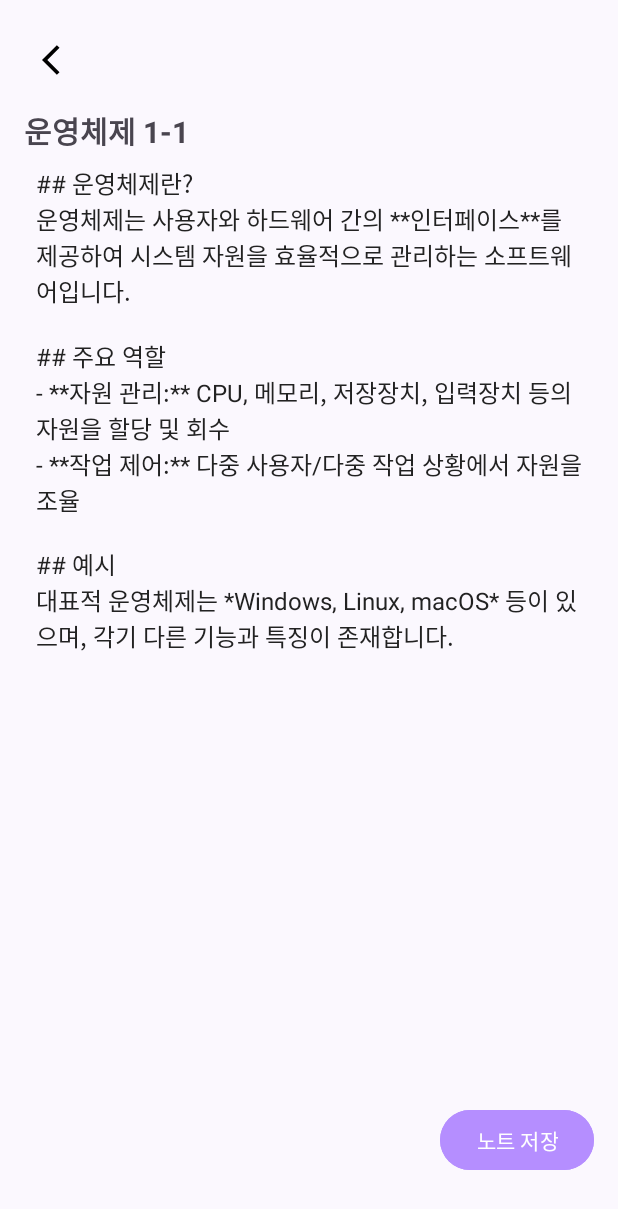
After one commit to O-GAMJA/Tokkit_Frontend, an Android app: the NoteMarkdownActivity screen opened directly, with no data from a screen before it, on a phone screen of 412 x 824 dp. The commit adds this screen. Shown: the top 1209 px of the screen. Run offline under Robolectric (Android 15) with nearby library versions, the phone set to English and light mode, and no system bars; libraries missing offline, so code that uses them is left out: io.noties.markwon; 4 statements that could not run were skipped.

Commit message:
:sparkles: [#10] 노트 편집 화면 구현 (+ 마크다운 에디터 이용 )

```diff
--- a/app/build.gradle.kts
+++ b/app/build.gradle.kts
@@ -61,4 +61,9 @@ dependencies {
 
     // Lottie
     implementation("com.airbnb.android:lottie:6.1.0")
+
+    // markdown
+    implementation ("io.noties.markwon:core:4.6.2")
+    implementation ("io.noties.markwon:editor:4.6.2")
+
 }
--- a/app/src/main/AndroidManifest.xml
+++ b/app/src/main/AndroidManifest.xml
@@ -24,6 +24,7 @@
         <activity android:name=".AttachReferenceActivity"/>
         <activity android:name=".ChatActivity"/>
         <activity android:name=".ChatTextActivity"/>
+        <activity android:name=".NoteMarkdownActivity"/>
     </application>
 
 </manifest>
--- a/app/src/main/java/com/example/tokkit/ChatActivity.kt
+++ b/app/src/main/java/com/example/tokkit/ChatActivity.kt
@@ -73,8 +73,8 @@ class ChatActivity : AppCompatActivity() {
         // 📒 노트 생성 버튼
         binding.btnCreateNote.setOnClickListener {
             // TODO: 생성된 노트를 저장하고 다음 화면으로 넘김
-//            val intent = Intent(this, NoteResultActivity::class.java)
-//            startActivity(intent)
+            val intent = Intent(this, NoteMarkdownActivity::class.java)
+            startActivity(intent)
         }
     }
 }
--- /dev/null
+++ b/app/src/main/java/com/example/tokkit/NoteMarkdownActivity.kt
@@ -0,0 +1,61 @@
+package com.example.tokkit
+
+import android.os.Bundle
+import android.text.Editable
+import android.text.TextWatcher
+import android.widget.Toast
+import androidx.appcompat.app.AppCompatActivity
+import com.example.tokkit.databinding.ActivityNoteMarkdownBinding
+import io.noties.markwon.Markwon
+import io.noties.markwon.editor.MarkwonEditor
+import io.noties.markwon.editor.MarkwonEditorTextWatcher
+import java.util.concurrent.Executors
+
+class NoteMarkdownActivity : AppCompatActivity() {
+    private lateinit var binding: ActivityNoteMarkdownBinding
+
+    override fun onCreate(savedInstanceState: Bundle?) {
+        super.onCreate(savedInstanceState)
+        binding = ActivityNoteMarkdownBinding.inflate(layoutInflater)
+        setContentView(binding.root)
+
+        // Markwon 기본 설정
+        val markwon = Markwon.create(this)
+        val editor = MarkwonEditor.create(markwon)
+
+        // 마크다운 TextWatcher 적용 (실시간 하이라이팅)
+        val textWatcher = MarkwonEditorTextWatcher.withPreRender(
+            editor,
+            Executors.newCachedThreadPool(),
+            binding.markdownEditor
+        )
+
+        // 텍스트 변경 리스너 연결
+        binding.markdownEditor.addTextChangedListener(textWatcher)
+
+        // 초기값 마크다운 입력
+        binding.markdownEditor.setText(
+            """
+            ## 운영체제란?
+            운영체제는 사용자와 하드웨어 간의 **인터페이스**를 제공하여 시스템 자원을 효율적으로 관리하는 소프트웨어입니다.
+
+            ## 주요 역할
+            - **자원 관리:** CPU, 메모리, 저장장치, 입력장치 등의 자원을 할당 및 회수
+            - **작업 제어:** 다중 사용자/다중 작업 상황에서 자원을 조율
+
+            ## 예시
+            대표적 운영체제는 *Windows, Linux, macOS* 등이 있으며, 각기 다른 기능과 특징이 존재합니다.
+            """.trimIndent()
+        )
+
+        // 뒤로가기
+        binding.btnBack.setOnClickListener { finish() }
+
+        // 저장 버튼
+        binding.btnSave.setOnClickListener {
+            val noteContent = binding.markdownEditor.text.toString()
+            Toast.makeText(this, "노트가 저장되었습니다.", Toast.LENGTH_SHORT).show()
+            // TODO: 저장 로직 구현
+        }
+    }
+}
--- /dev/null
+++ b/app/src/main/res/layout/activity_note_markdown.xml
@@ -0,0 +1,65 @@
+<?xml version="1.0" encoding="utf-8"?>
+<androidx.constraintlayout.widget.ConstraintLayout
+    xmlns:android="http://schemas.android.com/apk/res/android"
+    xmlns:app="http://schemas.android.com/apk/res-auto"
+    xmlns:tools="http://schemas.android.com/tools"
+    android:layout_width="match_parent"
+    android:layout_height="match_parent"
+    android:background="@color/background"
+    android:padding="16dp">
+
+    <!-- 뒤로가기 -->
+    <ImageButton
+        android:id="@+id/btn_back"
+        android:layout_width="48dp"
+        android:layout_height="48dp"
+        android:src="@drawable/ic_back"
+        android:background="?attr/selectableItemBackgroundBorderless"
+        android:contentDescription="뒤로가기"
+        app:layout_constraintTop_toTopOf="parent"
+        app:layout_constraintStart_toStartOf="parent" />
+
+    <!-- 노트 제목 -->
+    <TextView
+        android:id="@+id/tv_title"
+        android:layout_width="wrap_content"
+        android:layout_height="wrap_content"
+        android:text="운영체제 1-1"
+        android:textStyle="bold"
+        android:textSize="20sp"
+        android:layout_marginTop="8dp"
+        app:layout_constraintTop_toBottomOf="@id/btn_back"
+        app:layout_constraintStart_toStartOf="parent"/>
+
+    <!-- 마크다운 편집이 가능한 EditText -->
+    <EditText
+        android:id="@+id/markdownEditor"
+        android:layout_width="0dp"
+        android:layout_height="0dp"
+        android:background="@android:color/transparent"
+        android:textSize="16sp"
+        android:textColor="#222222"
+        android:padding="8dp"
+        android:gravity="top|start"
+        android:inputType="textMultiLine"
+        android:scrollbars="vertical"
+        android:overScrollMode="always"
+        android:hint="내용을 입력하세요..."
+        app:layout_constraintTop_toBottomOf="@id/tv_title"
+        app:layout_constraintBottom_toTopOf="@id/btn_save"
+        app:layout_constraintStart_toStartOf="parent"
+        app:layout_constraintEnd_toEndOf="parent" />
+
+    <!-- 저장 버튼 -->
+    <Button
+        android:id="@+id/btn_save"
+        android:layout_width="wrap_content"
+        android:layout_height="wrap_content"
+        android:text="노트 저장"
+        android:textColor="@android:color/white"
+        android:backgroundTint="#B58EFF"
+        android:layout_marginBottom="24dp"
+        app:layout_constraintBottom_toBottomOf="parent"
+        app:layout_constraintEnd_toEndOf="parent"/>
+
+</androidx.constraintlayout.widget.ConstraintLayout>
```
